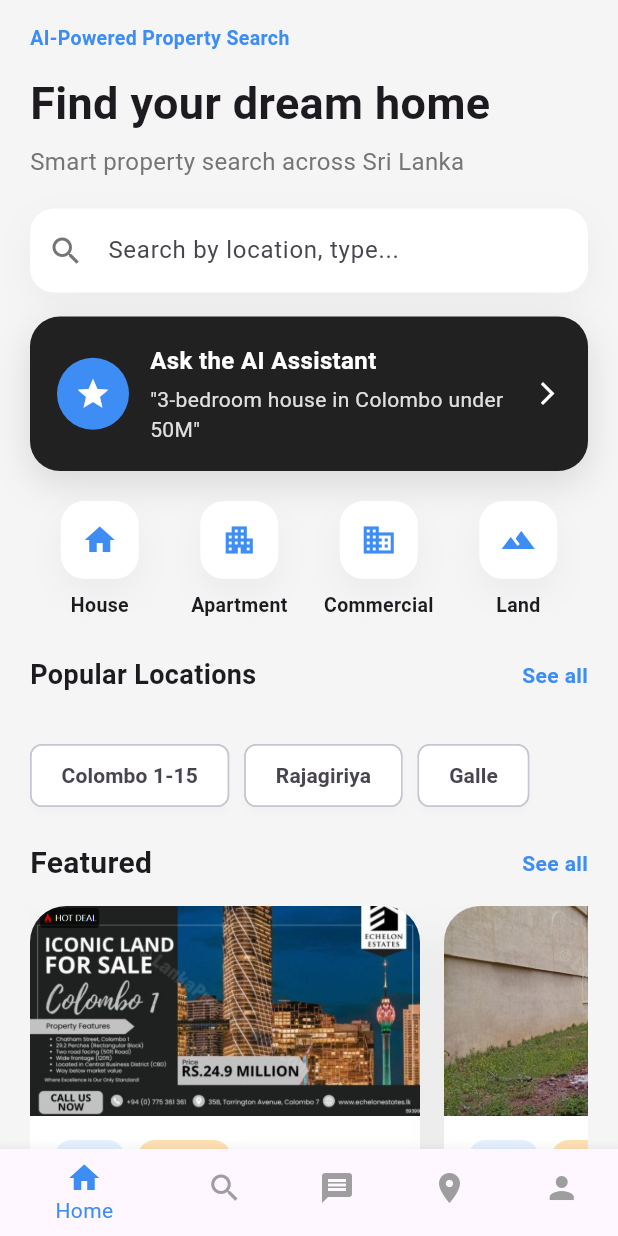
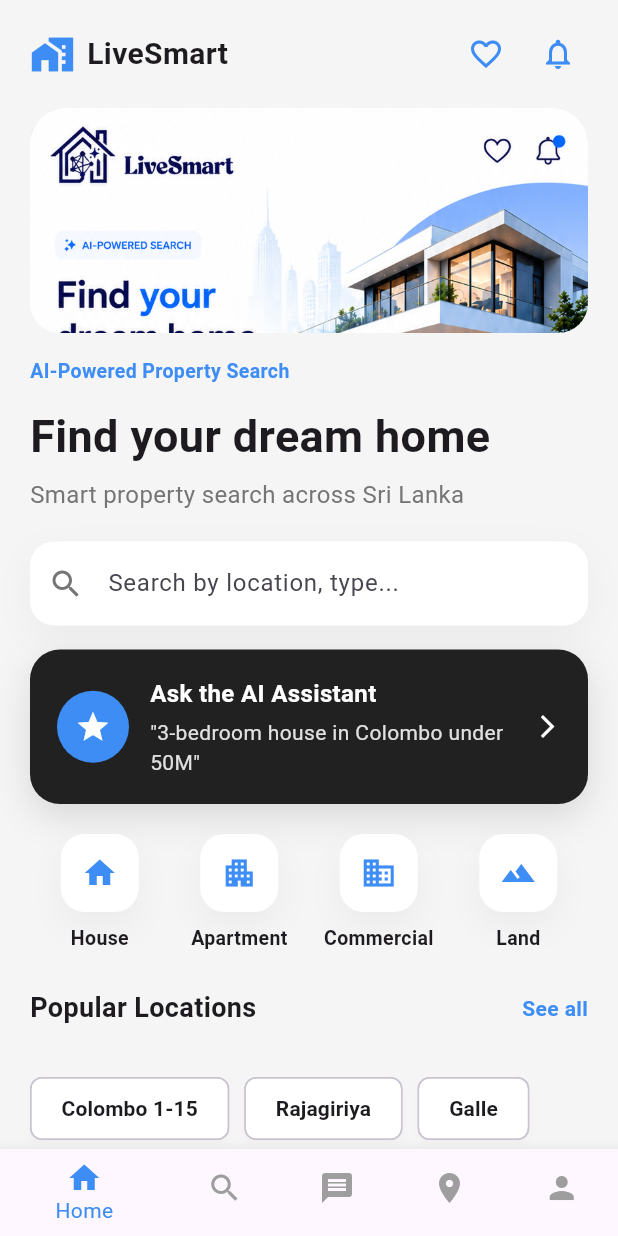
Before and after one commit to amashadahamni/livesmart, a Flutter app: the MainApp screen opened directly, on a phone screen of 412 x 824 dp. Run offline on Flutter 3.47's test engine with Material 3 defaults, Android fonts, the phone set to English and light mode, and no system bars; our stand-ins replace flutter_tts, speech_to_text; Roboto replaces fonts that are missing (Arial).

Commit message:
Modernize home screen navigation

```diff
--- a/lib/main.dart
+++ b/lib/main.dart
@@ -321,9 +321,9 @@ class _MainAppState extends State<MainApp> {
         unselectedItemColor: Colors.grey,
         items: [
           BottomNavigationBarItem(icon: Icon(Icons.home), label: "Home"),
-          BottomNavigationBarItem(icon: Icon(Icons.search), label: "AI"),
-          BottomNavigationBarItem(icon: Icon(Icons.message), label: "Chat"),
-          BottomNavigationBarItem(icon: Icon(Icons.location_on), label: "Map"),
+          BottomNavigationBarItem(icon: Icon(Icons.search), label: "Search"),
+          BottomNavigationBarItem(icon: Icon(Icons.message), label: "Messages"),
+          BottomNavigationBarItem(icon: Icon(Icons.location_on), label: "Location"),
           BottomNavigationBarItem(icon: Icon(Icons.person), label: "Profile"),
         ],
       ),
@@ -350,6 +350,50 @@ class DashboardScreen extends StatelessWidget {
       body: SafeArea(
         child: Column(
           children: [
+            Padding(
+              padding: EdgeInsets.fromLTRB(20, 12, 16, 0),
+              child: Row(
+                children: [
+                  InkWell(
+                    onTap: () => Navigator.pushAndRemoveUntil(
+                      context,
+                      MaterialPageRoute(builder: (_) => MainApp()),
+                      (_) => false,
+                    ),
+                    borderRadius: BorderRadius.circular(12),
+                    child: Row(
+                      children: [
+                        Icon(Icons.home_work, color: lightBlue, size: 30),
+                        SizedBox(width: 8),
+                        Text('LiveSmart', style: TextStyle(fontSize: 20, fontWeight: FontWeight.bold)),
+                      ],
+                    ),
+                  ),
+                  Spacer(),
+                  IconButton(
+                    tooltip: 'Favorites',
+                    icon: Icon(Icons.favorite_border, color: lightBlue),
+                    onPressed: () => Navigator.push(context, MaterialPageRoute(builder: (_) => FavoritesScreen())),
+                  ),
+                  IconButton(
+                    tooltip: 'Notifications',
+                    icon: Icon(Icons.notifications_none, color: lightBlue),
+                    onPressed: () => Navigator.push(context, MaterialPageRoute(builder: (_) => NotificationsScreen())),
+                  ),
+                ],
+              ),
+            ),
+            Padding(
+              padding: EdgeInsets.fromLTRB(20, 12, 20, 0),
+              child: ClipRRect(
+                borderRadius: BorderRadius.circular(20),
+                child: SizedBox(
+                  height: 150,
+                  width: double.infinity,
+                  child: Image.asset('lib/Screen2home1.png', fit: BoxFit.cover, alignment: Alignment.topCenter),
+                ),
+              ),
+            ),
             Padding(
               padding: EdgeInsets.symmetric(horizontal: 20, vertical: 16),
               child: Column(
@@ -387,6 +431,8 @@ class DashboardScreen extends StatelessWidget {
                       ],
                     ),
                     child: TextField(
+                      readOnly: true,
+                      onTap: () => Navigator.push(context, MaterialPageRoute(builder: (_) => AIChatScreen())),
                       decoration: InputDecoration(
                         hintText: 'Search by location, type...',
                         prefixIcon: Icon(Icons.search, color: Colors.grey[600]),
@@ -397,7 +443,7 @@ class DashboardScreen extends StatelessWidget {
                   ),
                   SizedBox(height: 16),
                   GestureDetector(
-                    onTap: () {},
+                    onTap: () => Navigator.push(context, MaterialPageRoute(builder: (_) => AIChatScreen())),
                     child: Container(
                       width: double.infinity,
                       padding: EdgeInsets.all(18),
@@ -465,11 +511,10 @@ class DashboardScreen extends StatelessWidget {
                             fontSize: 18,
                             fontWeight: FontWeight.bold,
                           )),
-                      Text('See all',
-                          style: TextStyle(
-                            color: lightBlue,
-                            fontWeight: FontWeight.w600,
-                          )),
+                      GestureDetector(
+                        onTap: () => Navigator.push(context, MaterialPageRoute(builder: (_) => AIChatScreen())),
+                        child: Text('See all', style: TextStyle(color: lightBlue, fontWeight: FontWeight.w600)),
+                      ),
                     ],
                   ),
                 ],
@@ -484,11 +529,11 @@ class DashboardScreen extends StatelessWidget {
                     spacing: 10,
                     runSpacing: 10,
                     children: popularLocations
-                        .map((item) => chipItem(item['name']!))
+                        .map((item) => chipItem(context, item['name']!))
                         .toList(),
                   ),
                   SizedBox(height: 20),
-                  sectionTitle('Featured'),
+                  sectionTitle(context, 'Featured'),
                   SizedBox(height: 14),
                   SizedBox(
                     height: 380,
@@ -498,12 +543,15 @@ class DashboardScreen extends StatelessWidget {
                       separatorBuilder: (_, __) => SizedBox(width: 16),
                       itemBuilder: (context, index) {
                         final item = featuredProperties[index];
-                        return featuredCard(item);
+                        return GestureDetector(
+                          onTap: () => Navigator.push(context, MaterialPageRoute(builder: (_) => PropertyDetailScreen(property: item))),
+                          child: featuredCard(item),
+                        );
                       },
                     ),
                   ),
                   SizedBox(height: 24),
-                  sectionTitle('Latest Listings'),
+                  sectionTitle(context, 'Latest Listings'),
                   SizedBox(height: 14),
                   Column(
                     children: latestListings.map((item) => latestCard(item)).toList(),
@@ -555,17 +603,18 @@ class DashboardScreen extends StatelessWidget {
     );
   }
 
-  Widget chipItem(String title) {
-    return Chip(
+  Widget chipItem(BuildContext context, String title) {
+    return ActionChip(
       backgroundColor: Colors.white,
       elevation: 2,
       shadowColor: Colors.black.withOpacity(0.08),
       label: Text(title, style: TextStyle(fontWeight: FontWeight.bold)),
       padding: EdgeInsets.symmetric(vertical: 10, horizontal: 12),
-    );
-  }
-
-  Widget sectionTitle(String title) {
+      onPressed: () => Navigator.push(context, MaterialPageRoute(builder: (_) => AIChatScreen())),
+    );
+  }
+
+  Widget sectionTitle(BuildContext context, String title) {
     return Row(
       mainAxisAlignment: MainAxisAlignment.spaceBetween,
       children: [
@@ -574,11 +623,10 @@ class DashboardScreen extends StatelessWidget {
               fontSize: 20,
               fontWeight: FontWeight.bold,
             )),
-        Text('See all',
-            style: TextStyle(
-              color: lightBlue,
-              fontWeight: FontWeight.w600,
-            )),
+        GestureDetector(
+          onTap: () => Navigator.push(context, MaterialPageRoute(builder: (_) => AIChatScreen())),
+          child: Text('See all', style: TextStyle(color: lightBlue, fontWeight: FontWeight.w600)),
+        ),
       ],
     );
   }
@@ -748,6 +796,45 @@ Widget iconInfo(IconData icon, String label) {
       Text(label, style: TextStyle(color: Colors.grey[700], fontWeight: FontWeight.w600)),
     ],
   );
+}
+
+class FavoritesScreen extends StatelessWidget {
+  const FavoritesScreen({super.key});
+
+  @override
+  Widget build(BuildContext context) {
+    final favorites = PropertyData.all.take(4).toList();
+    return Scaffold(
+      appBar: AppBar(title: Text('Favorites')),
+      body: ListView.builder(
+        padding: EdgeInsets.all(16),
+        itemCount: favorites.length,
+        itemBuilder: (context, index) => ListTile(
+          leading: Icon(Icons.favorite, color: lightBlue),
+          title: Text(favorites[index]['title']!),
+          subtitle: Text(favorites[index]['city']!),
+          onTap: () => Navigator.push(context, MaterialPageRoute(builder: (_) => PropertyDetailScreen(property: favorites[index]))),
+        ),
+      ),
+    );
+  }
+}
+
+class NotificationsScreen extends StatelessWidget {
+  const NotificationsScreen({super.key});
+
+  @override
+  Widget build(BuildContext context) {
+    return Scaffold(
+      appBar: AppBar(title: Text('Notifications')),
+      body: ListView(
+        children: [
+          ListTile(leading: Icon(Icons.notifications, color: lightBlue), title: Text('New properties available'), subtitle: Text('Fresh listings are ready to explore.')),
+          ListTile(leading: Icon(Icons.location_on, color: lightBlue), title: Text('Search update'), subtitle: Text('Explore properties across Sri Lanka.')),
+        ],
+      ),
+    );
+  }
 }
 
 class PropertyCategoryScreen extends StatefulWidget {
--- a/pubspec.yaml
+++ b/pubspec.yaml
@@ -64,6 +64,7 @@ flutter:
   assets:
     - lib/data/LiveSmartImages/
     - lib/Screen1FlashScreen.png
+    - lib/Screen2home1.png
 
   # To add assets to your application, add an assets section, like this:
   # assets:
```
Also changed, not shown: lib/Screen2home1.png (added).
